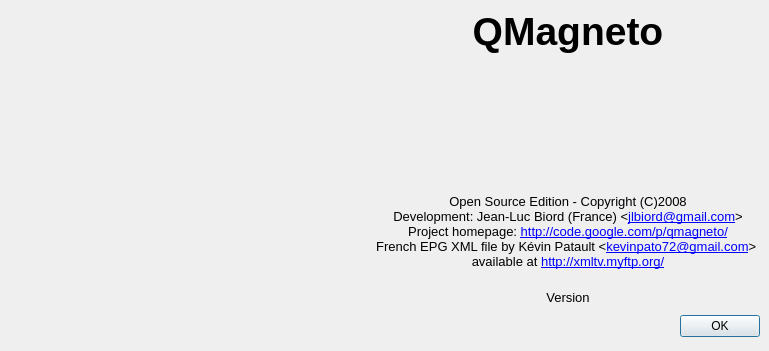
This is ui/about.ui in jlbrd/qmagneto as Qt 5 draws it before an edit. The edited form follows.
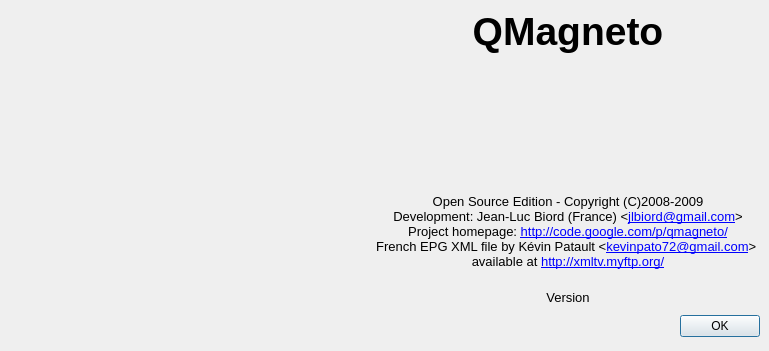
This is the edited form. Icons and pictures are not drawn.

Commit message: - Add license in all source files

The edit to the form file:
```diff
--- a/ui/about.ui
+++ b/ui/about.ui
@@ -133,7 +133,7 @@
 &lt;html>&lt;head>&lt;meta name="qrichtext" content="1" />&lt;title>QMagneto&lt;/title>&lt;style type="text/css">
 p, li { white-space: pre-wrap; }
 &lt;/style>&lt;/head>&lt;body style=" font-family:'Sans Serif'; font-size:9pt; font-weight:400; font-style:normal;">
-&lt;p style=" margin-top:0px; margin-bottom:0px; margin-left:0px; margin-right:0px; -qt-block-indent:0; text-indent:0px; font-family:'MS Shell Dlg 2'; font-size:8pt;">&lt;span style=" font-size:10pt;">Open Source Edition - Copyright (C)2008&lt;/span>&lt;/p>
+&lt;p style=" margin-top:0px; margin-bottom:0px; margin-left:0px; margin-right:0px; -qt-block-indent:0; text-indent:0px; font-family:'MS Shell Dlg 2'; font-size:8pt;">&lt;span style=" font-size:10pt;">Open Source Edition - Copyright (C)2008-2009&lt;/span>&lt;/p>
 &lt;p style=" margin-top:0px; margin-bottom:0px; margin-left:0px; margin-right:0px; -qt-block-indent:0; text-indent:0px; font-family:'MS Shell Dlg 2'; font-size:10pt; color:#000000;">Development: Jean-Luc Biord (France) &amp;lt;&lt;a href="mailto:jlbiord@gmail.com">&lt;span style=" text-decoration: underline; color:#0000ff;">jlbiord@gmail.com&lt;/span>&lt;/a>&amp;gt;&lt;/p>
 &lt;p style=" margin-top:0px; margin-bottom:0px; margin-left:0px; margin-right:0px; -qt-block-indent:0; text-indent:0px; font-family:'MS Shell Dlg 2'; font-size:10pt; color:#000000;">Project homepage: &lt;a href="http://code.google.com/p/qmagneto/">&lt;span style=" text-decoration: underline; color:#0000ff;">http://code.google.com/p/qmagneto/&lt;/span>&lt;/a>&lt;/p>
 &lt;p style=" margin-top:0px; margin-bottom:0px; margin-left:0px; margin-right:0px; -qt-block-indent:0; text-indent:0px; font-family:'MS Shell Dlg 2'; font-size:10pt; color:#000000;">French EPG XML file by Kévin Patault &amp;lt;&lt;a href="mailto:kevinpato72@gmail.com">&lt;span style=" text-decoration: underline; color:#0000ff;">kevinpato72@gmail.com&lt;/span>&lt;/a>&amp;gt; &lt;/p>
```
The commit also changes 18 other files.
